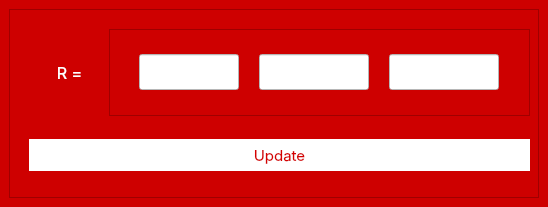
Qt form pages/Modul7/UI/Controller.ui (KevinHutagaol/control-center-2026) before a commit.
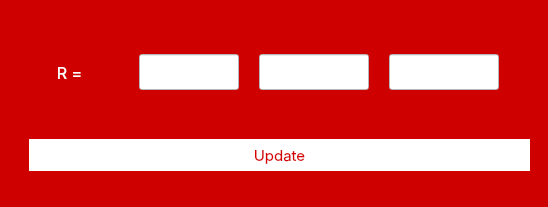
The same form after that commit. Icons and pictures are not drawn.

Commit message: Cleaned up old ui: Removed unused ui files (Admin.ui), removed nilai page from main window,  changed frames in ui files to no frame, fixed main window image button hover effect

```diff
--- a/pages/Modul7/UI/Controller.ui
+++ b/pages/Modul7/UI/Controller.ui
@@ -21,7 +21,7 @@
     <item>
      <widget class="QFrame" name="frame">
       <property name="frameShape">
-       <enum>QFrame::StyledPanel</enum>
+       <enum>QFrame::NoFrame</enum>
       </property>
       <property name="frameShadow">
        <enum>QFrame::Raised</enum>
@@ -111,7 +111,7 @@
         <string notr="true">image: url(:/newPrefix/Rcontroller.png);</string>
        </property>
        <property name="frameShape">
-        <enum>QFrame::StyledPanel</enum>
+        <enum>QFrame::NoFrame</enum>
        </property>
        <property name="frameShadow">
         <enum>QFrame::Raised</enum>
```
The commit also changes 68 other files.
